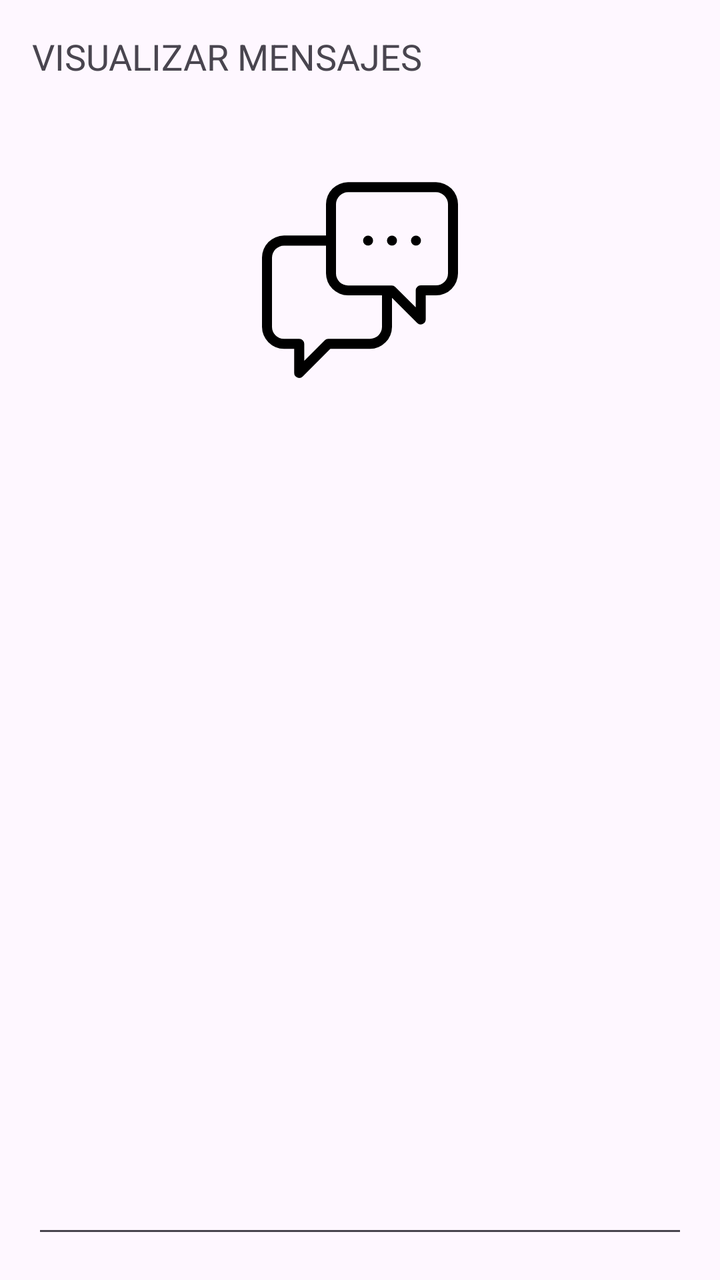
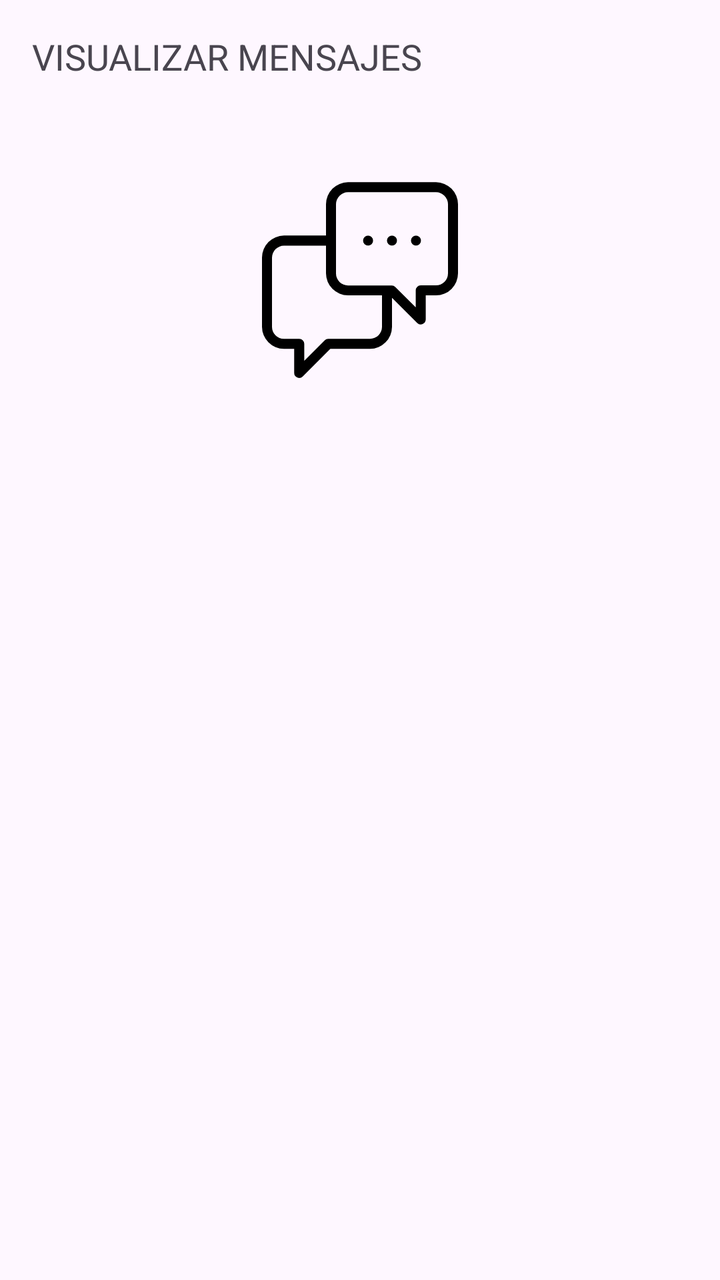

The first picture is an Android layout as it rendered before a commit; the second is the same layout after the commit. The layout source and the unified diff follow.
<!-- AndroidManifest.xml: activity theme Theme.SendMessage_2 -->
<!-- res/layout/activity_view_message.xml -->
<?xml version="1.0" encoding="utf-8"?>
<LinearLayout xmlns:android="http://schemas.android.com/apk/res/android"
    xmlns:app="http://schemas.android.com/apk/res-auto"
    xmlns:tools="http://schemas.android.com/tools"
    android:layout_width="match_parent"
    android:layout_height="match_parent"
    android:orientation="vertical"
    android:padding="16dp"
    android:fitsSystemWindows="true"
    tools:context=".SendMessageActivity">

    <TextView
        android:id="@+id/textView"
        android:layout_width="match_parent"
        android:layout_height="wrap_content"
        android:text="@string/verMensaje"
        android:textSize="18sp"
        android:layout_marginBottom="12dp" />

    <ImageView
        android:id="@+id/imageView"
        android:layout_width="match_parent"
        android:layout_height="200dp"
        android:layout_marginBottom="12dp"
        android:scaleType="centerInside"
        android:src="@drawable/icono_vectorial" />

    <EditText
        android:id="@+id/editTextMessage"
        android:layout_width="match_parent"
        android:layout_height="0dp"
        android:layout_weight="1"
        android:inputType="textMultiLine"
        android:gravity="top|start" />

</LinearLayout>
<!-- resources referenced by this layout -->
<resources>
  <!-- drawable icono_vectorial (drawable) -->
  <vector xmlns:android="http://schemas.android.com/apk/res/android"
      android:width="100dp"
      android:height="125dp"
      android:viewportWidth="100"
      android:viewportHeight="125">
    <path
        android:fillColor="#FF000000"
        android:pathData="M12,84.44h5.09v12a2.5,2.5 0,0 0,4.27 1.77L35.16,84.44H55a11.05,11.05 0,0 0,11 -11V58.91L78.6,71.47a2.5,2.5 0,0 0,4.27 -1.77v-12H88a11.05,11.05 0,0 0,11 -11V12.12a11.05,11.05 0,0 0,-11 -11H44a11.05,11.05 0,0 0,-11 11V27.79H12a11.05,11.05 0,0 0,-11 11V73.4A11.05,11.05 0,0 0,12 84.44ZM38,12.12a6,6 0,0 1,6 -6H88a6,6 0,0 1,6 6V46.69a6,6 0,0 1,-6 6H80.37a2.5,2.5 0,0 0,-2.5 2.5v8.45L67.64,53.46a2.5,2.5 0,0 0,-1.77 -0.73H44a6,6 0,0 1,-6 -6ZM6,38.84a6,6 0,0 1,6 -6H33V46.69a11.05,11.05 0,0 0,11 11H61V73.4a6,6 0,0 1,-6 6H34.13a2.5,2.5 0,0 0,-1.77 0.73L22.13,90.39V81.94a2.5,2.5 0,0 0,-2.5 -2.5H12a6,6 0,0 1,-6 -6Z"/>
    <path
        android:fillColor="#FF000000"
        android:pathData="M66,32.8a2.5,2.5 0,1 0,-2.51 -2.51A2.49,2.49 0,0 0,66 32.8Z"/>
    <path
        android:fillColor="#FF000000"
        android:pathData="M54.05,32.8a2.5,2.5 0,1 0,-2.51 -2.51A2.49,2.49 0,0 0,54.05 32.8Z"/>
    <path
        android:fillColor="#FF000000"
        android:pathData="M78,32.8a2.5,2.5 0,1 0,-2.51 -2.51A2.49,2.49 0,0 0,78 32.8Z"/>
  </vector>
  <string name="verMensaje">VISUALIZAR MENSAJES</string>
  <style name="Theme.SendMessage_2" parent="Theme.MaterialComponents.DayNight.DarkActionBar">
          
          <item name="colorPrimary">@color/purple_500</item>
          <item name="colorPrimaryVariant">@color/purple_700</item>
          <item name="colorOnPrimary">@color/white</item>
          
          <item name="colorSecondary">@color/teal_200</item>
          <item name="colorSecondaryVariant">@color/teal_700</item>
          <item name="colorOnSecondary">@color/black</item>
          
          <item name="android:statusBarColor">?attr/colorPrimaryVariant</item>
          
      </style>
  <color name="purple_500">#FF6200EE</color>
  <color name="purple_700">#FF3700B3</color>
  <color name="white">#FFFFFFFF</color>
  <color name="teal_200">#FF03DAC5</color>
  <color name="teal_700">#FF018786</color>
  <color name="black">#FF000000</color>
</resources>

<!-- the commit's change to res/layout/activity_view_message.xml (unified diff, before → after) -->
@@ -1,16 +1,15 @@
 <?xml version="1.0" encoding="utf-8"?>
 <LinearLayout xmlns:android="http://schemas.android.com/apk/res/android"
-    xmlns:app="http://schemas.android.com/apk/res-auto"
     xmlns:tools="http://schemas.android.com/tools"
     android:layout_width="match_parent"
     android:layout_height="match_parent"
     android:orientation="vertical"
     android:padding="16dp"
     android:fitsSystemWindows="true"
-    tools:context=".SendMessageActivity">
+    tools:context=".ViewMessageActivity">
 
     <TextView
-        android:id="@+id/textView"
+        android:id="@+id/textViewTitle"
         android:layout_width="match_parent"
         android:layout_height="wrap_content"
         android:text="@string/verMensaje"
@@ -25,12 +24,12 @@
         android:scaleType="centerInside"
         android:src="@drawable/icono_vectorial" />
 
-    <EditText
-        android:id="@+id/editTextMessage"
+    
+    <TextView
+        android:id="@+id/textViewReceivedMessage"
         android:layout_width="match_parent"
-        android:layout_height="0dp"
-        android:layout_weight="1"
-        android:inputType="textMultiLine"
+        android:layout_height="wrap_content"
+        android:textSize="16sp"
         android:gravity="top|start" />
 
 </LinearLayout>
